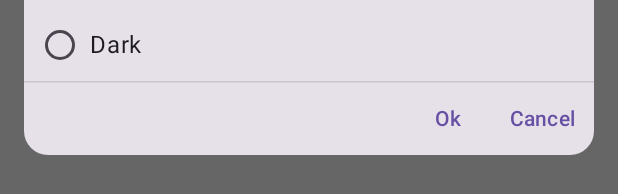
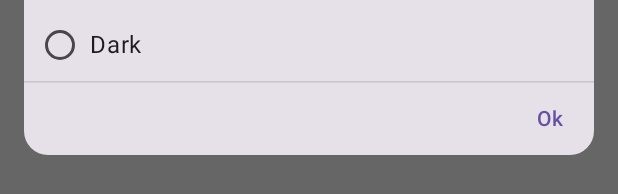
Before and after one commit to thesohelshaikh/yt-analyser, an Android app built with Jetpack Compose: the @Preview function ChooseThemeDialogPreview, on a phone screen of 412 x 824 dp. Shown: the part 651-845 px from the top of the screen. Run offline under Robolectric (Android 15) with nearby library versions, the light colour scheme and no system bars.

Commit message:
Remove cancel button from theme dialog
(cherry picked from commit cafe428a707350033561fd85b232fca48a56beee)

```diff
--- a/app/src/main/java/com/thesohelshaikh/ytanalyser/ui/settings/ChooseThemeDialog.kt
+++ b/app/src/main/java/com/thesohelshaikh/ytanalyser/ui/settings/ChooseThemeDialog.kt
@@ -98,11 +98,6 @@ fun ChooseThemeDialog(
                         ) {
                             Text(stringResource(R.string.button_ok))
                         }
-                        TextButton(
-                            onClick = { showDialog.value = false }
-                        ) {
-                            Text(stringResource(R.string.button_cancel))
-                        }
                     }
                 }
             }
```
